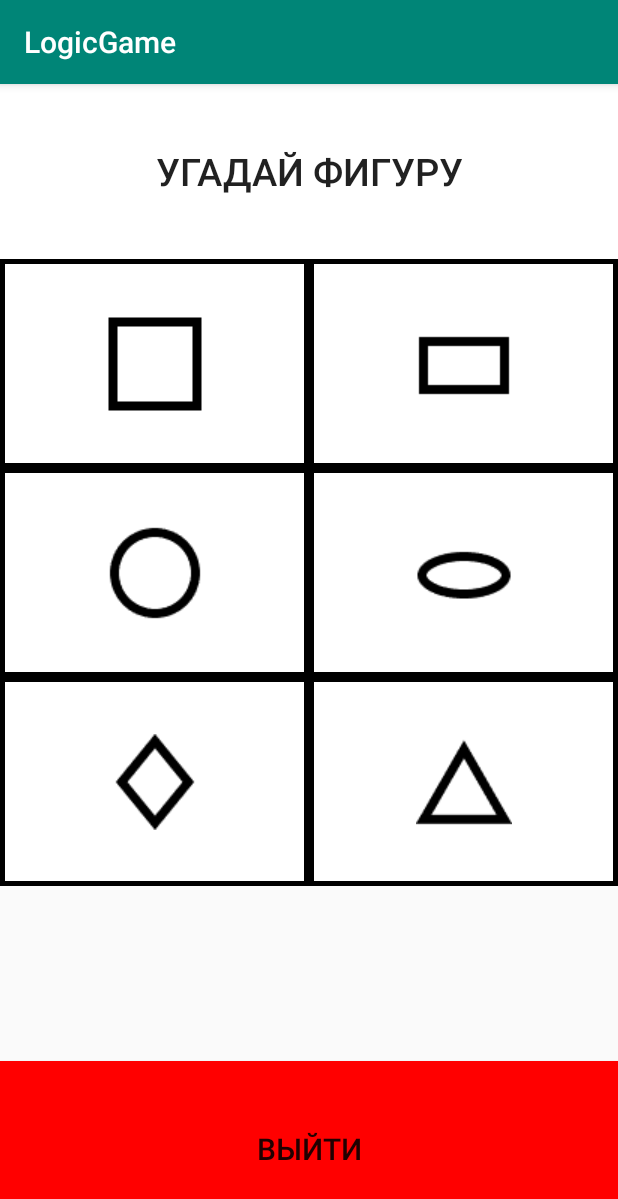
After one commit to DimasikZlt/LogicGame, an Android app: the figures_buttons screen opened directly, with no data from a screen before it, on a phone screen of 412 x 824 dp. The commit adds this screen. Shown: the top 1199 px of the screen. Run offline under Robolectric (Android 15) with nearby library versions, the light colour scheme and no system bars; 1 statement that could not run was skipped.

Commit message:
Done figure part game

```diff
--- a/app/src/main/AndroidManifest.xml
+++ b/app/src/main/AndroidManifest.xml
@@ -9,7 +9,8 @@
         android:roundIcon="@mipmap/ic_launcher_round"
         android:supportsRtl="true"
         android:theme="@style/AppTheme">
-        <activity android:name=".Level"></activity>
+        <activity android:name=".figures_buttons"></activity>
+        <activity android:name=".Level" />
         <activity android:name=".colorsButton">
             <intent-filter>
                 <action android:name="android.intent.action.colorsButton" />
--- /dev/null
+++ b/app/src/main/java/com/example/loggame/figures_buttons.java
@@ -0,0 +1,133 @@
+package com.example.loggame;
+
+import androidx.appcompat.app.AppCompatActivity;
+
+import android.content.Intent;
+import android.os.Bundle;
+import android.view.View;
+import android.widget.Button;
+import android.widget.ImageButton;
+
+import java.util.Objects;
+
+public class figures_buttons extends AppCompatActivity {
+    ImageButton buttonBox;
+    ImageButton buttonRectangle;
+    ImageButton buttonCircle;
+    ImageButton buttonElipse;
+    ImageButton buttonRomb;
+    ImageButton buttonTriangle;
+    Button TrueOrFalse;
+    Button reset;
+    Button exit;
+    boolean isCorrect;
+    int figure;
+
+    @Override
+    protected void onCreate(Bundle savedInstanceState) {
+        super.onCreate(savedInstanceState);
+        setContentView(R.layout.activity_figures_buttons);
+        buttonBox = findViewById(R.id.btnBox);
+        buttonRectangle = findViewById(R.id.btnRectangle);
+        buttonCircle = findViewById(R.id.btnCircle);
+        buttonElipse = findViewById(R.id.btnElipse);
+        buttonRomb = findViewById(R.id.btnRomb);
+        buttonTriangle = findViewById(R.id.btnTriangle);
+        TrueOrFalse = findViewById(R.id.bntTrueOrFalseFigure);
+        reset = findViewById(R.id.buttonResetFigure);
+        exit = findViewById(R.id.buttonExitFigure);
+        isCorrect = false;
+        Bundle argument = getIntent().getExtras();
+        figure = Integer.parseInt(argument.get("FigureButton").toString());
+        buttonBox.setOnClickListener(new View.OnClickListener() {
+            @Override
+            public void onClick(View v) {
+                if (!isCorrect && figure == 0) {
+                    isCorrect = true;
+                    reset.setVisibility(View.VISIBLE);
+                    TrueOrFalse.setText("ВЕРНО!");
+                } else if (!isCorrect) {
+                    TrueOrFalse.setText("Неверно, не квадрат. Попробуй еще раз!");
+                }
+            }
+        });
+        buttonRectangle.setOnClickListener(new View.OnClickListener() {
+            @Override
+            public void onClick(View v) {
+                if (!isCorrect && figure == 1) {
+                    isCorrect = true;
+                    reset.setVisibility(View.VISIBLE);
+                    TrueOrFalse.setText("ВЕРНО!");
+                } else if (!isCorrect) {
+                    TrueOrFalse.setText("Неверно, не прямоугольник. Попробуй еще раз!");
+                }
+            }
+        });
+        buttonCircle.setOnClickListener(new View.OnClickListener() {
+            @Override
+            public void onClick(View v) {
+                if (!isCorrect && figure == 2) {
+                    isCorrect = true;
+                    reset.setVisibility(View.VISIBLE);
+                    TrueOrFalse.setText("ВЕРНО!");
+                } else if (!isCorrect) {
+                    TrueOrFalse.setText("Неверно, не круг. Попробуй еще раз!");
+                }
+            }
+        });
+        buttonElipse.setOnClickListener(new View.OnClickListener() {
+            @Override
+            public void onClick(View v) {
+                if (!isCorrect && figure == 3) {
+                    isCorrect = true;
+                    reset.setVisibility(View.VISIBLE);
+                    TrueOrFalse.setText("ВЕРНО!");
+                } else if (!isCorrect) {
+                    TrueOrFalse.setText("Неверно, не овал. Попробуй еще раз!");
+                }
+            }
+        });
+        buttonRomb.setOnClickListener(new View.OnClickListener() {
+            @Override
+            public void onClick(View v) {
+                if (!isCorrect && figure == 4) {
+                    isCorrect = true;
+                    reset.setVisibility(View.VISIBLE);
+                    TrueOrFalse.setText("ВЕРНО!");
+                } else if (!isCorrect) {
+                    TrueOrFalse.setText("Неверно, не ромб. Попробуй еще раз!");
+                }
+            }
+        });
+        buttonTriangle.setOnClickListener(new View.OnClickListener() {
+            @Override
+            public void onClick(View v) {
+                if (!isCorrect && figure == 5) {
+                    isCorrect = true;
+                    reset.setVisibility(View.VISIBLE);
+                    TrueOrFalse.setText("ВЕРНО!");
+                } else if (!isCorrect) {
+                    TrueOrFalse.setText("Неверно, не треугольник. Попробуй еще раз!");
+                }
+            }
+        });
+        reset.setOnClickListener(new View.OnClickListener() {
+            @Override
+            public void onClick(View v) {
+                if (isCorrect) {
+                    Intent intent = new Intent(figures_buttons.this, randomFigure.class);
+                    intent.addFlags(Intent.FLAG_ACTIVITY_CLEAR_TOP);
+                    startActivity(intent);
+                }
+            }
+        });
+        exit.setOnClickListener(new View.OnClickListener() {
+            @Override
+            public void onClick(View v) {
+                Intent intent = new Intent(figures_buttons.this, MainActivity.class);
+                intent.addFlags(Intent.FLAG_ACTIVITY_CLEAR_TOP);
+                startActivity(intent);
+            }
+        });
+    }
+}
--- a/app/src/main/java/com/example/loggame/randomColor.java
+++ b/app/src/main/java/com/example/loggame/randomColor.java
@@ -20,7 +20,6 @@ public class randomColor extends AppCompatActivity {
     public final static String tag = "ColorButton";
     public static final String APP_PREFERENCES = "levelOfDifficulty";
     public static final String APP_PREFERENCES_TIME = "PRTime";
-    private SharedPreferences mSettings;
     int mSecondsTime;
 
     @Override
@@ -40,7 +39,7 @@ public class randomColor extends AppCompatActivity {
                 startActivity(intent);
             }
         };
-        mSettings = mSettings = getSharedPreferences(APP_PREFERENCES, Context.MODE_PRIVATE);
+        SharedPreferences mSettings = getSharedPreferences(APP_PREFERENCES, Context.MODE_PRIVATE);
         if (mSettings.contains(APP_PREFERENCES_TIME)) {
             mSecondsTime = mSettings.getInt(APP_PREFERENCES_TIME, 0);
         }
--- a/app/src/main/res/layout/activity_figur.xml
+++ b/app/src/main/res/layout/activity_figur.xml
@@ -10,9 +10,7 @@
         android:layout_width="match_parent"
         android:layout_height="match_parent"
         android:id="@+id/btnFigure"
-        android:background="#FF0000"
-        android:src="@drawable/box"
+        android:background="#FFFFFF"
         />
 
-
 </LinearLayout>
--- a/app/src/main/res/layout/activity_figur_and_color.xml
+++ b/app/src/main/res/layout/activity_figur_and_color.xml
@@ -6,4 +6,9 @@
     android:layout_height="match_parent"
     tools:context=".randomFigureAndColor">
 
+    <ImageButton
+        android:layout_width="match_parent"
+        android:layout_height="match_parent"
+        android:id="@+id/btnFigureAndColor"/>
+
 </androidx.constraintlayout.widget.ConstraintLayout>
--- /dev/null
+++ b/app/src/main/res/layout/activity_figures_buttons.xml
@@ -0,0 +1,113 @@
+<?xml version="1.0" encoding="utf-8"?>
+<LinearLayout xmlns:android="http://schemas.android.com/apk/res/android"
+    xmlns:app="http://schemas.android.com/apk/res-auto"
+    xmlns:tools="http://schemas.android.com/tools"
+    android:layout_width="match_parent"
+    android:layout_height="match_parent"
+    android:orientation="vertical"
+    tools:context=".figures_buttons">
+
+    <Button
+        android:id="@+id/bntTrueOrFalseFigure"
+        android:layout_width="match_parent"
+        android:layout_height="wrap_content"
+        android:layout_weight="1"
+        android:background="#FFFFFF"
+        android:text="Угадай фигуру"
+        android:textSize="25dp" />
+
+    <LinearLayout
+        android:layout_width="match_parent"
+        android:layout_height="wrap_content"
+        android:layout_weight="1"
+        android:background="#000000">
+
+        <ImageButton
+            android:id="@+id/btnBox"
+            android:layout_width="match_parent"
+            android:layout_height="match_parent"
+            android:layout_margin="3dp"
+            android:layout_weight="1"
+            android:background="#FFFFFF"
+            android:src="@drawable/box_min" />
+
+        <ImageButton
+            android:id="@+id/btnRectangle"
+            android:layout_width="match_parent"
+            android:layout_height="match_parent"
+            android:layout_margin="3dp"
+            android:layout_weight="1"
+            android:background="#FFFFFF"
+            android:src="@drawable/rectangle_min" />
+    </LinearLayout>
+
+    <LinearLayout
+        android:layout_width="match_parent"
+        android:layout_height="wrap_content"
+        android:layout_weight="1"
+        android:background="#000000">
+
+        <ImageButton
+            android:id="@+id/btnCircle"
+            android:layout_width="match_parent"
+            android:layout_height="match_parent"
+            android:layout_margin="3dp"
+            android:layout_weight="1"
+            android:background="#FFFFFF"
+            android:src="@drawable/circle_min" />
+
+        <ImageButton
+            android:id="@+id/btnElipse"
+            android:layout_width="match_parent"
+            android:layout_height="match_parent"
+            android:layout_margin="3dp"
+            android:layout_weight="1"
+            android:background="#FFFFFF"
+            android:src="@drawable/elipse_min" />
+    </LinearLayout>
+
+    <LinearLayout
+        android:layout_width="match_parent"
+        android:layout_height="wrap_content"
+        android:layout_weight="1"
+        android:background="#000000">
+
+        <ImageButton
+            android:id="@+id/btnRomb"
+            android:layout_width="match_parent"
+            android:layout_height="match_parent"
+            android:layout_margin="3dp"
+            android:layout_weight="1"
+            android:background="#FFFFFF"
+            android:src="@drawable/romb_min" />
+
+        <ImageButton
+            android:id="@+id/btnTriangle"
+            android:layout_width="match_parent"
+            android:layout_height="match_parent"
+            android:layout_margin="3dp"
+            android:layout_weight="1"
+            android:background="#FFFFFF"
+            android:src="@drawable/triangle_min" />
+    </LinearLayout>
+
+    <Button
+        android:id="@+id/buttonResetFigure"
+        android:layout_width="match_parent"
+        android:layout_height="wrap_content"
+        android:layout_weight="1"
+        android:background="#00FF00"
+        android:text="Еще раз"
+        android:textSize="20dp"
+        android:visibility="invisible" />
+
+    <Button
+        android:id="@+id/buttonExitFigure"
+        android:layout_width="match_parent"
+        android:layout_height="wrap_content"
+        android:layout_weight="1"
+        android:background="#FF0000"
+        android:text="Выйти"
+        android:textSize="20dp" />
+
+</LinearLayout>
```
Also changed, not shown: app/src/main/java/com/example/loggame/randomFigure.java (+7 -7 lines), app/src/main/java/com/example/loggame/randomFigureAndColor.java (+42 -0 lines), app/src/main/res/drawable/box.png, app/src/main/res/drawable/box_min.png (added), app/src/main/res/drawable/circle.png, app/src/main/res/drawable/circle_min.png (added), app/src/main/res/drawable/elipse.png, app/src/main/res/drawable/elipse_min.png (added), app/src/main/res/drawable/rectangle.png, app/src/main/res/drawable/rectangle_min.png (added), app/src/main/res/drawable/romb.png (added), app/src/main/res/drawable/romb_min.png (added), app/src/main/res/drawable/triangle.png, app/src/main/res/drawable/triangle_min.png (added).
